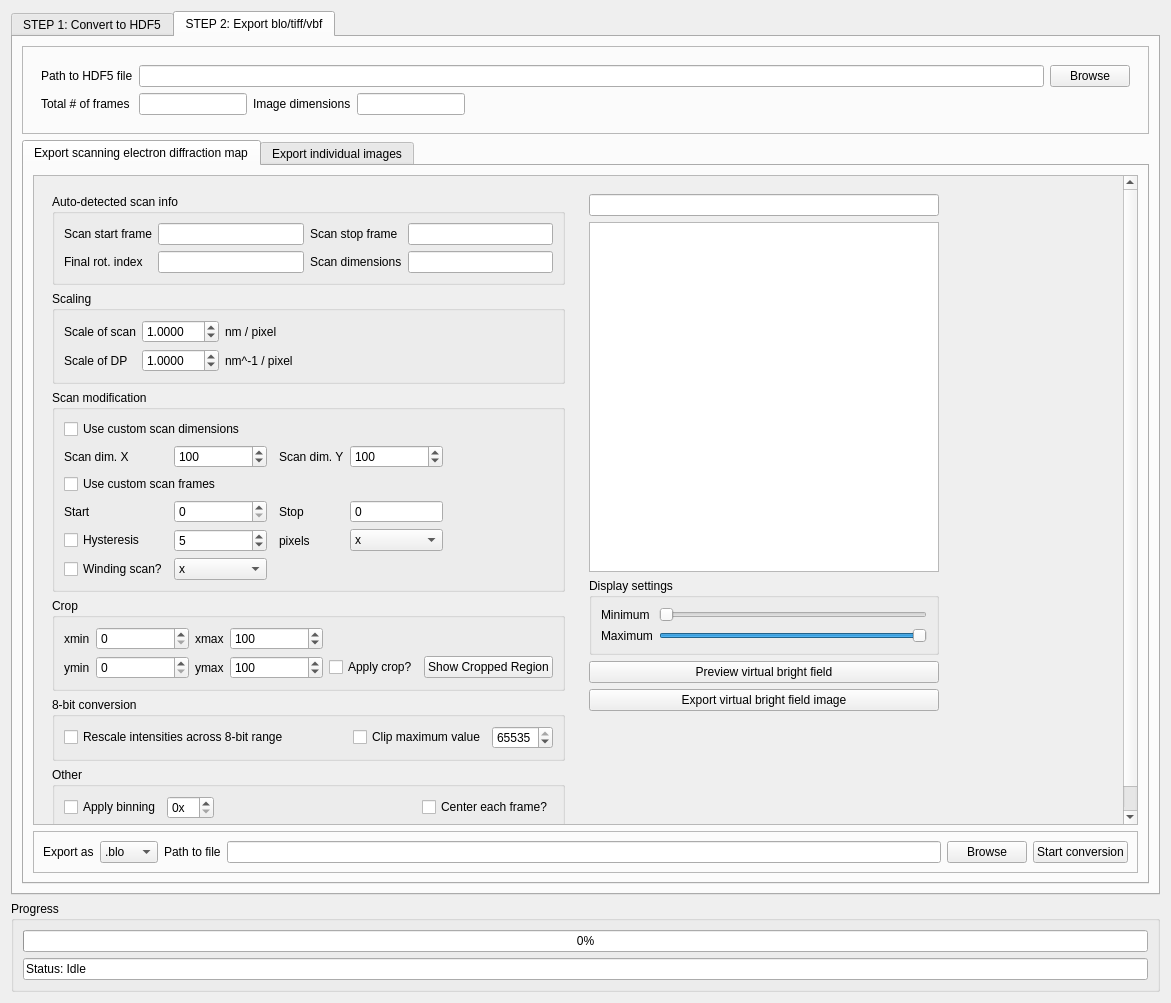
Before: the Qt Designer form tvipsconverter/widget.ui in harripj/TVIPSconverter, drawn with Qt 5.
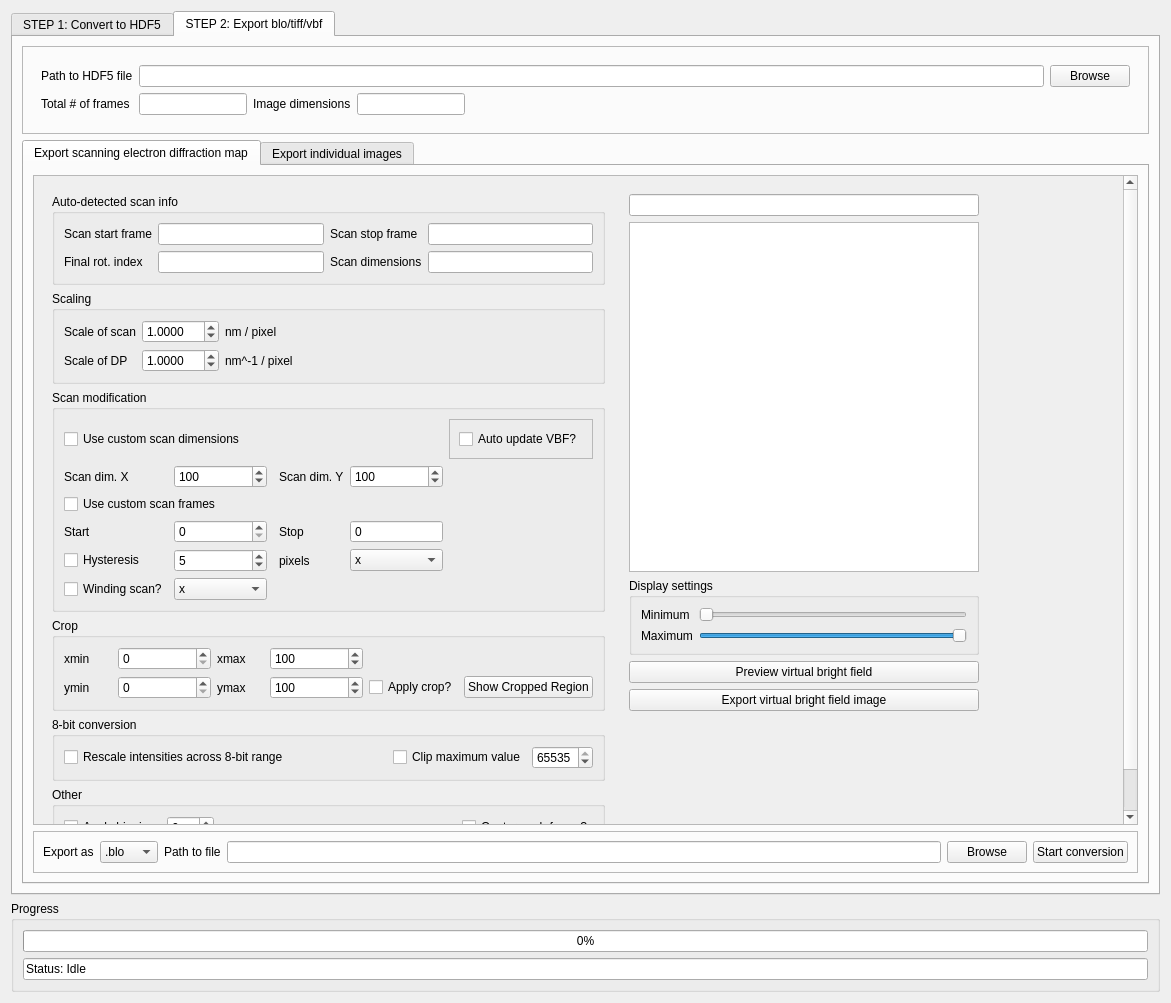
After: the same form once the commit is applied.

Commit message: add auto update vbf fnality

Patch:
```diff
--- a/tvipsconverter/widget.ui
+++ b/tvipsconverter/widget.ui
@@ -1168,7 +1168,7 @@
                 <x>0</x>
                 <y>0</y>
                 <width>1069</width>
-                <height>717</height>
+                <height>749</height>
                </rect>
               </property>
               <layout class="QHBoxLayout" name="horizontalLayout_2">
@@ -1420,16 +1420,6 @@
                        </property>
                       </widget>
                      </item>
-                     <item row="0" column="0" colspan="7">
-                      <widget class="QCheckBox" name="checkBox_2">
-                       <property name="text">
-                        <string>Use custom scan dimensions</string>
-                       </property>
-                       <property name="checked">
-                        <bool>false</bool>
-                       </property>
-                      </widget>
-                     </item>
                      <item row="2" column="0" colspan="5">
                       <widget class="QCheckBox" name="checkBox_11">
                        <property name="text">
@@ -1611,6 +1601,35 @@
                        </item>
                       </widget>
                      </item>
+                     <item row="0" column="0" colspan="4">
+                      <widget class="QCheckBox" name="checkBox_2">
+                       <property name="text">
+                        <string>Use custom scan dimensions</string>
+                       </property>
+                       <property name="checked">
+                        <bool>false</bool>
+                       </property>
+                      </widget>
+                     </item>
+                     <item row="0" column="6">
+                      <widget class="QFrame" name="frame_5">
+                       <property name="frameShape">
+                        <enum>QFrame::StyledPanel</enum>
+                       </property>
+                       <property name="frameShadow">
+                        <enum>QFrame::Raised</enum>
+                       </property>
+                       <layout class="QGridLayout" name="gridLayout_15">
+                        <item row="0" column="0">
+                         <widget class="QCheckBox" name="checkBox_auto_update_vbf">
+                          <property name="text">
+                           <string>Auto update VBF?</string>
+                          </property>
+                         </widget>
+                        </item>
+                       </layout>
+                      </widget>
+                     </item>
                     </layout>
                    </widget>
                   </item>
```
